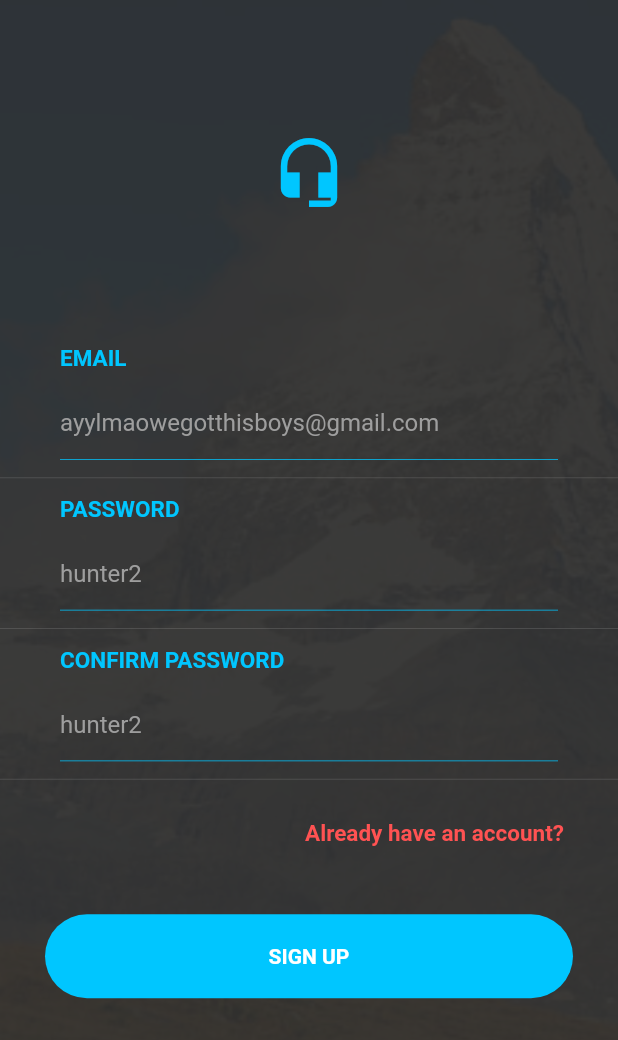
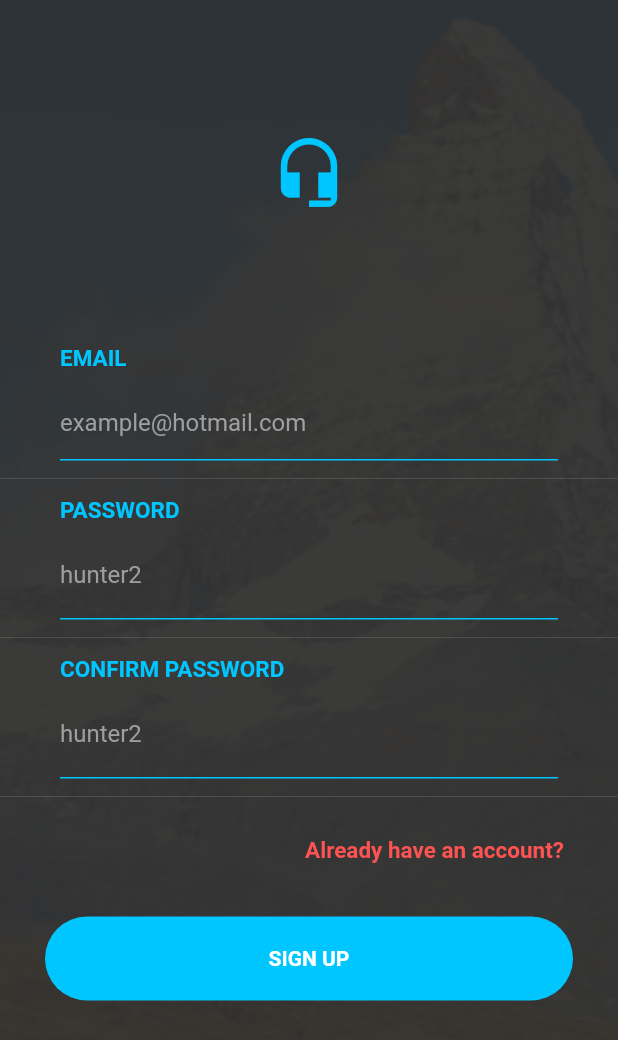
Before and after one commit to Kaioru/groupleh, a Flutter app: the screen it shows after launch, swiped to page 3, on a phone screen of 412 x 824 dp. Shown: the top 1040 px of the screen. Run offline on Flutter 3.47's test engine with Material 2 defaults, Android fonts, the phone set to English and light mode, and no system bars; our stand-ins replace cloud_firestore, firebase_auth, firebase_storage; missing offline and left inert: firestore_ui; accounts and stored records are empty.

Commit message:
Fix spacing between inputs

```diff
--- a/lib/app/auth/login.dart
+++ b/lib/app/auth/login.dart
@@ -248,7 +248,7 @@ Widget homePage() {
                   border: Border(
                     bottom: BorderSide(
                         color: Color(0xFF00C6FF),
-                        width: 0.5,
+                        width: 1,
                         style: BorderStyle.solid),
                   ),
                 ),
@@ -271,7 +271,7 @@ Widget homePage() {
                           },
                           decoration: InputDecoration(
                             border: InputBorder.none,
-                            hintText: 'ayylmaowegotthisboys@gmail.com',
+                            hintText: 'example@hotmail.com',
                             hintStyle: TextStyle(color: Colors.grey),
                           ),
                           style: TextStyle(color: Colors.black),
@@ -309,11 +309,11 @@ Widget homePage() {
                   border: Border(
                     bottom: BorderSide(
                         color: Color(0xFF00C6FF),
-                        width: 0.5,
+                        width: 1,
                         style: BorderStyle.solid),
                   ),
                 ),
-                padding: const EdgeInsets.only(left: 0.0, right: 10.0),
+                padding: const EdgeInsets.only(left: 0.0, right: 10.0, bottom: 5.0),
                 child: Row(
                   crossAxisAlignment: CrossAxisAlignment.center,
                   mainAxisAlignment: MainAxisAlignment.start,
@@ -362,11 +362,11 @@ Widget homePage() {
                   border: Border(
                     bottom: BorderSide(
                         color: Color(0xFF00C6FF),
-                        width: 0.5,
+                        width: 1,
                         style: BorderStyle.solid),
                   ),
                 ),
-                padding: const EdgeInsets.only(left: 0.0, right: 10.0),
+                padding: const EdgeInsets.only(left: 0.0, right: 10.0, bottom: 5.0),
                 child: Row(
                   crossAxisAlignment: CrossAxisAlignment.center,
                   mainAxisAlignment: MainAxisAlignment.start,
@@ -419,7 +419,7 @@ Widget homePage() {
               Container(
                 width: MediaQuery.of(context).size.width,
                 margin:
-                    const EdgeInsets.only(left: 30.0, right: 30.0, top: 30.0),
+                    const EdgeInsets.only(left: 30.0, right: 30.0, top: 20.0),
                 alignment: Alignment.center,
                 child: Row(
                   children: <Widget>[
@@ -540,8 +540,8 @@ Widget homePage() {
                 decoration: BoxDecoration(
                   border: Border(
                     bottom: BorderSide(
-                        color: Color(0xFF303030),
-                        width: 0.5,
+                        color: Color(0xFF00C6FF),
+                        width: 1,
                         style: BorderStyle.solid),
                   ),
                 ),
@@ -565,7 +565,7 @@ Widget homePage() {
                           style: TextStyle(color: Colors.black),
                           decoration: InputDecoration(
                             border: InputBorder.none,
-                            hintText: 'allahuakbar@gmail.com',
+                            hintText: 'example@hotmail.com',
                             hintStyle: TextStyle(color: Colors.grey),
                           ),
                           keyboardType: TextInputType.emailAddress),
@@ -601,12 +601,12 @@ Widget homePage() {
                 decoration: BoxDecoration(
                   border: Border(
                     bottom: BorderSide(
-                        color: Color(0xFF303030),
-                        width: 0.5,
+                        color: Color(0xFF00C6FF),
+                        width: 1,
                         style: BorderStyle.solid),
                   ),
                 ),
-                padding: const EdgeInsets.only(left: 0.0, right: 10.0),
+                padding: const EdgeInsets.only(left: 0.0, right: 10.0, bottom: 10.0),
                 child: Row(
                   crossAxisAlignment: CrossAxisAlignment.center,
                   mainAxisAlignment: MainAxisAlignment.start,
```
